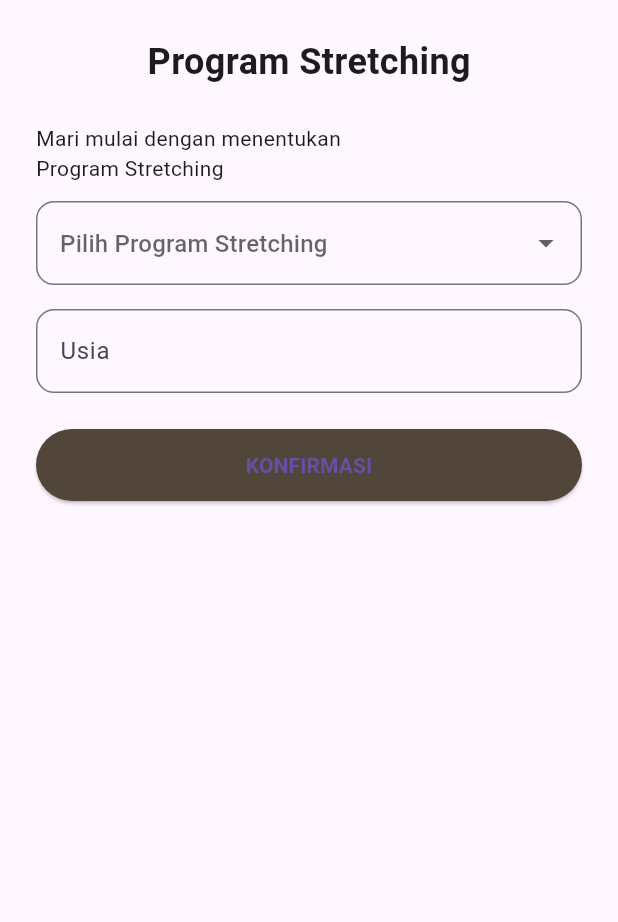
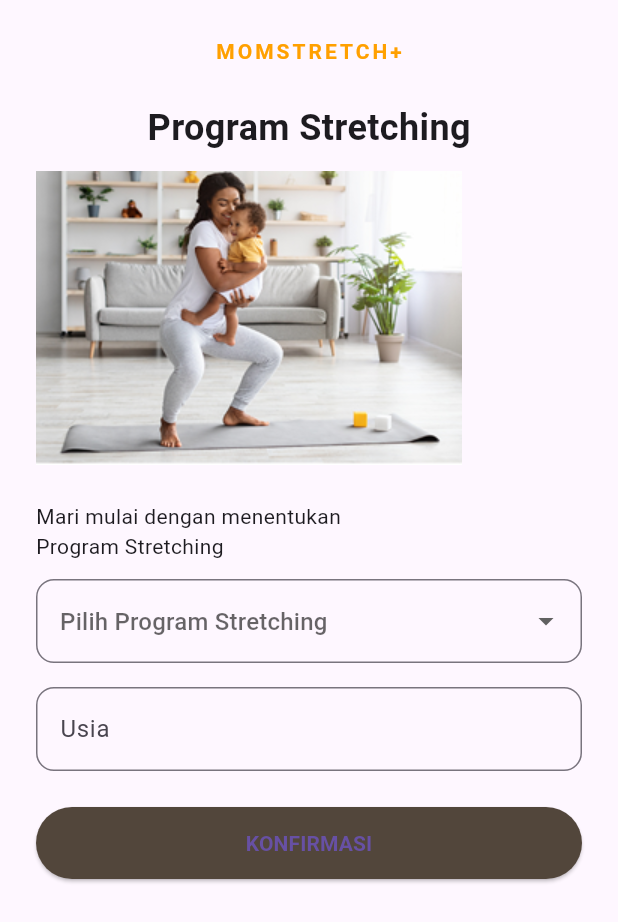
Before and after one commit to humam-ashaq/momstretch, a Flutter app: the ProgramView screen opened by its route, on a phone screen of 412 x 824 dp. Shown: the top 922 px of the screen. Run offline on Flutter 3.47's test engine with Material 3 defaults, Android fonts, the light colour scheme and no system bars; our stand-ins replace flutter_svg, get, get_storage; accounts and stored records are empty.

Commit message:
add: program view (unfinish)

```diff
--- a/lib/app/modules/program/views/program_view.dart
+++ b/lib/app/modules/program/views/program_view.dart
@@ -12,12 +12,26 @@ class ProgramView extends GetView<ProgramController> {
           child: Column(
             crossAxisAlignment: CrossAxisAlignment.start,
             children: [
+              Center(
+                child: Text(
+                  'MOMSTRETCH+',
+                  style: TextStyle(
+                    letterSpacing: 2,
+                    fontWeight: FontWeight.bold,
+                    fontSize: 14,
+                    color: Colors.amber[700],
+                  ),
+                ),
+              ),
+              const SizedBox(height: 24,),
               const Center(
                 child: Text(
                   'Program Stretching',
                   style: TextStyle(fontSize: 24, fontWeight: FontWeight.bold),
                 ),
               ),
+              const SizedBox(height: 12,),
+              Image.asset('assets/images/pilihprogram.png'),
               const SizedBox(height: 24),
               const Text("Mari mulai dengan menentukan\nProgram Stretching"),
               const SizedBox(height: 12),
--- a/lib/app/routes/app_pages.dart
+++ b/lib/app/routes/app_pages.dart
@@ -1,5 +1,4 @@
 import 'package:get/get.dart';
-
 import '../modules/home/bindings/home_binding.dart';
 import '../modules/home/views/home_view.dart';
 import '../modules/login/bindings/login_binding.dart';
--- a/pubspec.yaml
+++ b/pubspec.yaml
@@ -64,6 +64,7 @@ flutter:
   # To add assets to your application, add an assets section, like this:
   assets:
     - assets/images/logo.svg
+    - assets/images/pilihprogram.png
   #   - images/a_dot_burr.jpeg
   #   - images/a_dot_ham.jpeg
 
```
Also changed, not shown: assets/images/pilihprogram.png (added).
